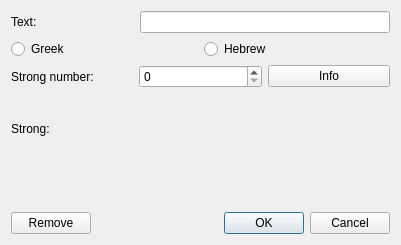
Old version of the form src/properties/strongproperty/strongproperty.ui in the repository axsapronov/bQella.
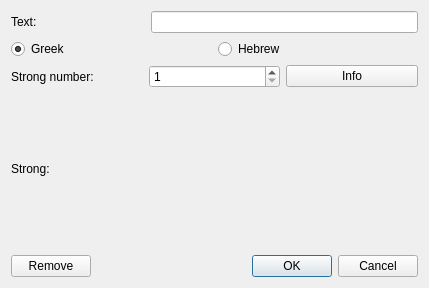
New version of the form.

```diff
--- a/src/properties/strongproperty/strongproperty.ui
+++ b/src/properties/strongproperty/strongproperty.ui
@@ -6,8 +6,8 @@
    <rect>
     <x>0</x>
     <y>0</y>
-    <width>401</width>
-    <height>245</height>
+    <width>429</width>
+    <height>288</height>
    </rect>
   </property>
   <property name="windowTitle">
@@ -41,6 +41,9 @@
        <property name="text">
         <string>Greek</string>
        </property>
+       <property name="checked">
+        <bool>true</bool>
+       </property>
       </widget>
      </item>
      <item>
@@ -63,6 +66,9 @@
      </item>
      <item row="0" column="1">
       <widget class="QSpinBox" name="sBStrongNumber">
+       <property name="minimum">
+        <number>1</number>
+       </property>
        <property name="maximum">
         <number>10000</number>
        </property>
@@ -75,19 +81,19 @@
        </property>
       </widget>
      </item>
-     <item row="1" column="0">
+     <item row="2" column="0">
       <widget class="QLabel" name="label_2">
        <property name="text">
         <string>Strong:</string>
        </property>
       </widget>
      </item>
-     <item row="1" column="1" colspan="2">
+     <item row="2" column="1" colspan="2">
       <widget class="QLabel" name="sStrongText">
        <property name="minimumSize">
         <size>
          <width>0</width>
-         <height>70</height>
+         <height>150</height>
         </size>
        </property>
        <property name="text">
@@ -95,9 +101,22 @@
        </property>
       </widget>
      </item>
+     <item row="3" column="1">
+      <spacer name="verticalSpacer">
+       <property name="orientation">
+        <enum>Qt::Vertical</enum>
+       </property>
+       <property name="sizeHint" stdset="0">
+        <size>
+         <width>20</width>
+         <height>40</height>
+        </size>
+       </property>
+      </spacer>
+     </item>
     </layout>
    </item>
-   <item row="4" column="0" colspan="3">
+   <item row="3" column="0" colspan="3">
     <layout class="QHBoxLayout" name="horizontalLayout">
      <item>
       <widget class="QPushButton" name="BRemove">
@@ -131,19 +150,6 @@
      </item>
     </layout>
    </item>
-   <item row="3" column="1">
-    <spacer name="spacer_2">
-     <property name="orientation">
-      <enum>Qt::Vertical</enum>
-     </property>
-     <property name="sizeHint" stdset="0">
-      <size>
-       <width>17</width>
-       <height>68</height>
-      </size>
-     </property>
-    </spacer>
-   </item>
   </layout>
  </widget>
  <resources/>
```
